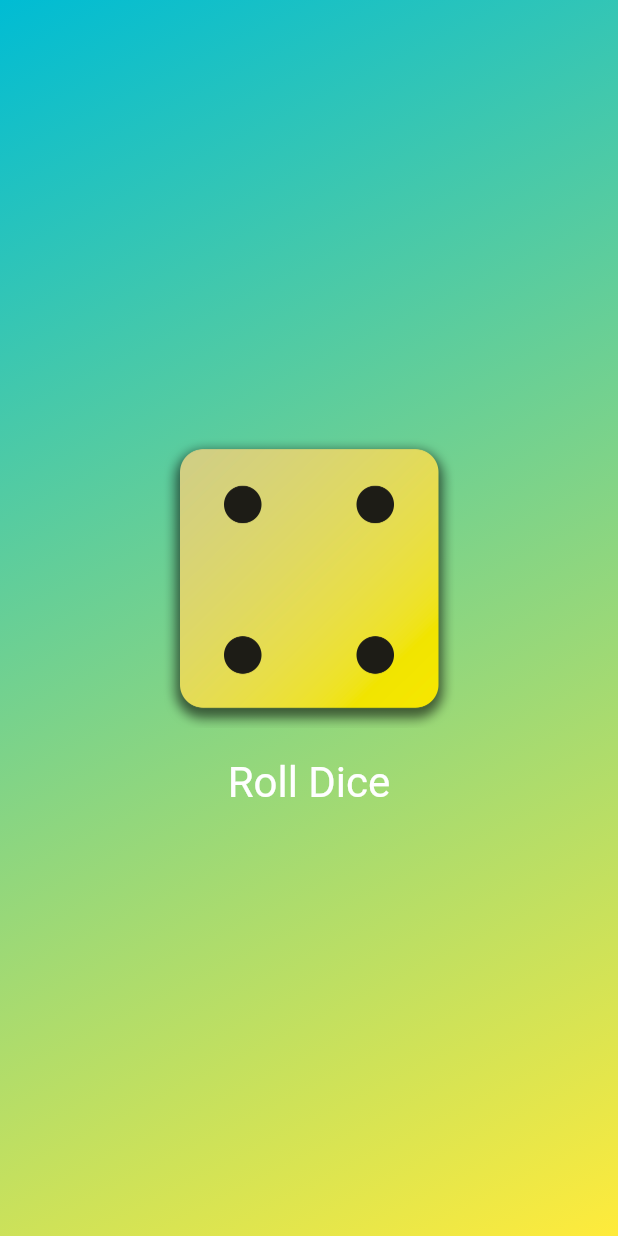
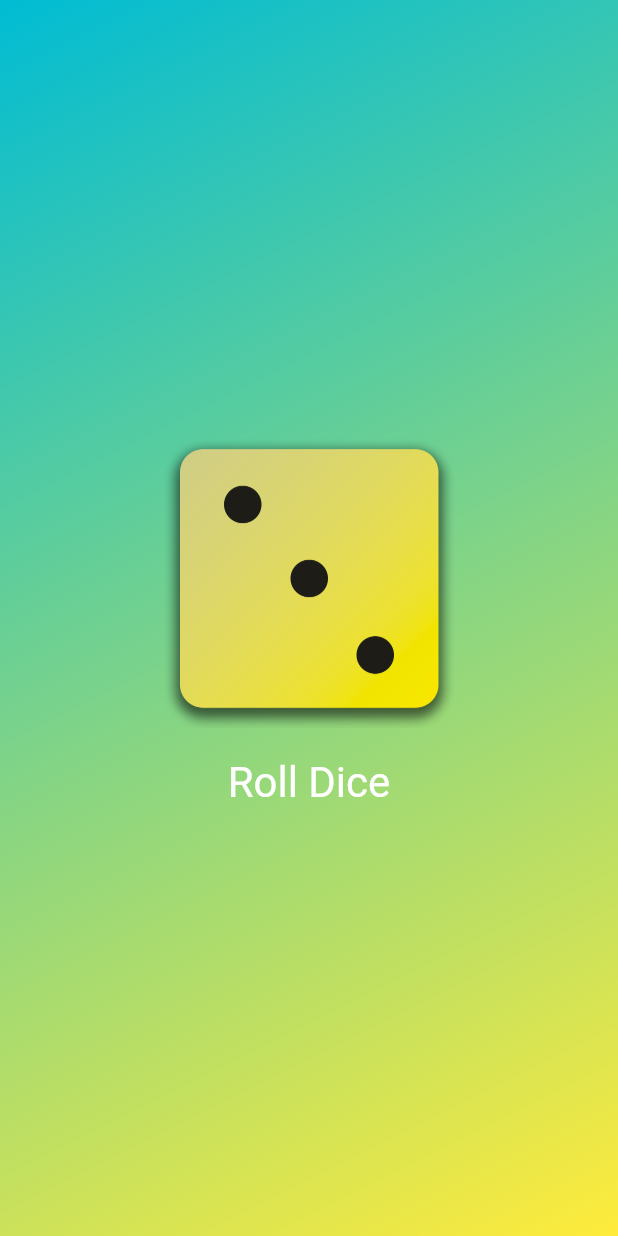
Before and after one commit to happyloa/Roll-Dice, a Flutter app: the screen it shows after launch, on a phone screen of 412 x 824 dp. Run offline on Flutter 3.47's test engine with Material 2 defaults, Android fonts, the phone set to English and light mode, and no system bars.

Commit message:
feat: 新增註解

```diff
--- a/lib/gradient_container.dart
+++ b/lib/gradient_container.dart
@@ -7,9 +7,10 @@ const endAlignment = Alignment.bottomRight;
 class GradientContainer extends StatelessWidget {
   const GradientContainer(this.color1, this.color2, {super.key});
 
-  const GradientContainer.purple({super.key})
-      : color1 = Colors.deepPurple,
-        color2 = Colors.indigo;
+  // 範例：預先定義元件顏色
+  // const GradientContainer.purple({super.key})
+  //     : color1 = Colors.deepPurple,
+  //       color2 = Colors.indigo;
 
   final Color color1;
   final Color color2;
@@ -33,7 +34,7 @@ class GradientContainer extends StatelessWidget {
           mainAxisSize: MainAxisSize.min,
           children: [
             Image.asset(
-              'assets/images/dice-4.png',
+              'assets/images/dice-3.png',
               width: 200,
             ),
             TextButton(
--- a/lib/main.dart
+++ b/lib/main.dart
@@ -7,6 +7,7 @@ void main() {
   runApp(
     const MaterialApp(
       home: Scaffold(
+        // 使用 Gradient Container 元件並指定顏色
         body: GradientContainer(
           Colors.cyan,
           Colors.yellow,
```
